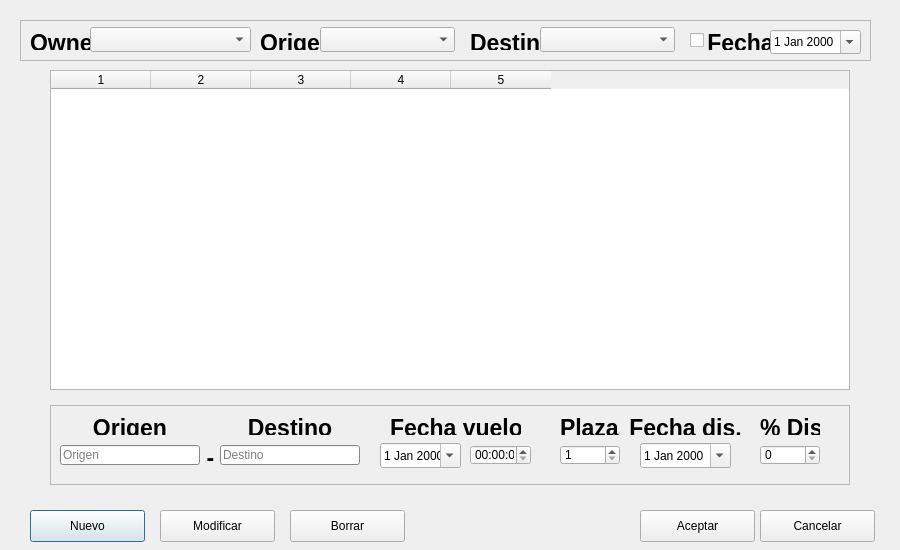
son5pipas/Unisys, file gestionarnegos.ui: the form before one commit.
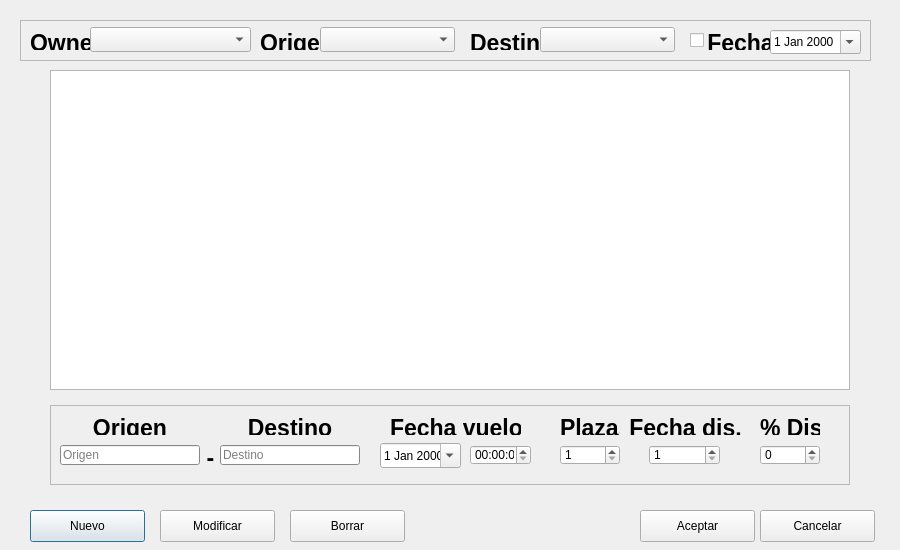
The form after the commit.

Diff of the .ui file:
```diff
--- a/gestionarnegos.ui
+++ b/gestionarnegos.ui
@@ -396,17 +396,20 @@
      </rect>
     </property>
    </widget>
-   <widget class="QDateEdit" name="dateDis">
+   <widget class="QSpinBox" name="dateDis">
     <property name="geometry">
      <rect>
-      <x>590</x>
-      <y>38</y>
-      <width>91</width>
-      <height>25</height>
+      <x>599</x>
+      <y>40</y>
+      <width>71</width>
+      <height>20</height>
      </rect>
     </property>
-    <property name="calendarPopup">
-     <bool>true</bool>
+    <property name="minimum">
+     <number>1</number>
+    </property>
+    <property name="maximum">
+     <number>500</number>
     </property>
    </widget>
   </widget>
@@ -671,7 +674,7 @@
     <number>5</number>
    </property>
    <attribute name="horizontalHeaderVisible">
-    <bool>true</bool>
+    <bool>false</bool>
    </attribute>
    <attribute name="horizontalHeaderCascadingSectionResizes">
     <bool>false</bool>
```
